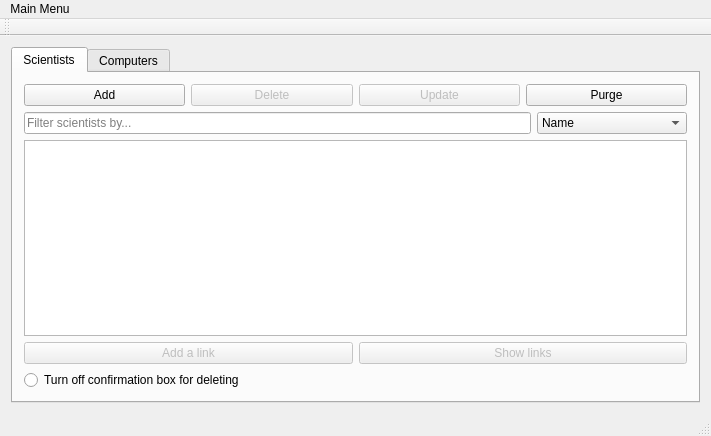
This is vika3/adalgluggi.ui in editomars/VLN1_h22 as Qt 5 draws it before an edit. The edited form follows.
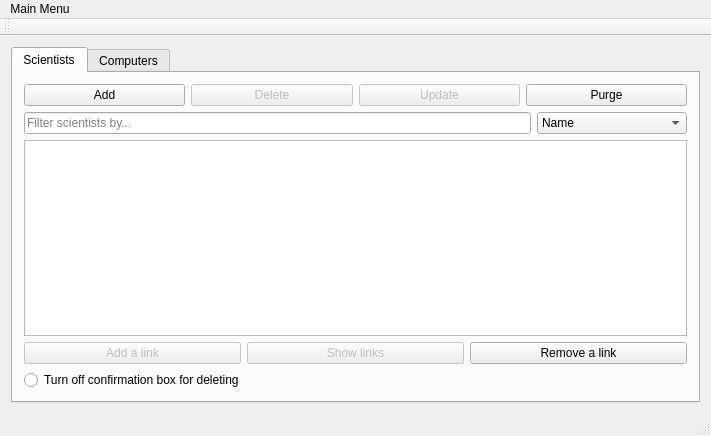
This is the edited form.

Commit message: show liinks og remove links

```diff
--- a/vika3/adalgluggi.ui
+++ b/vika3/adalgluggi.ui
@@ -189,6 +189,13 @@
             </property>
            </widget>
           </item>
+          <item>
+           <widget class="QPushButton" name="button_removeLink">
+            <property name="text">
+             <string>Remove a link</string>
+            </property>
+           </widget>
+          </item>
          </layout>
         </item>
         <item>
```
Left out of the diff: 7 changed lines with no effect on the pictures. The commit also changes 2 other files.
